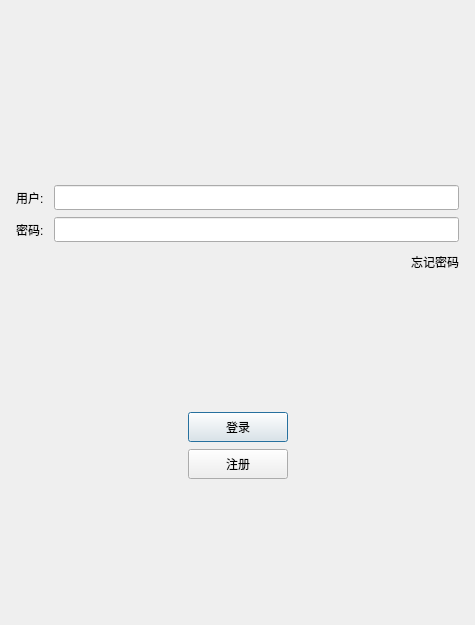
Qt form client/logindialog.ui (a2789551808-lgtm/chatprogram) before a commit.
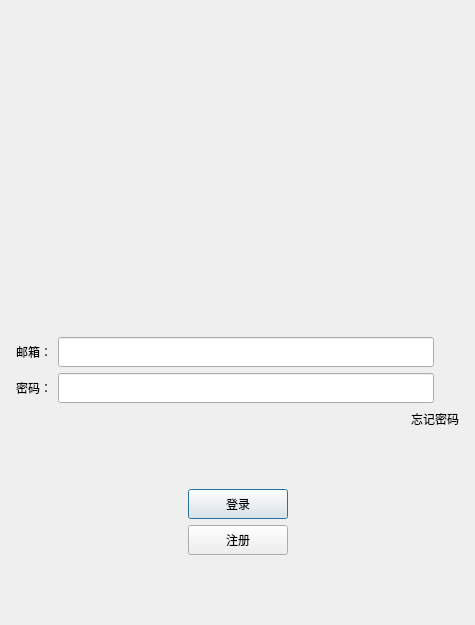
The same form after that commit. Icons and pictures are not drawn. Custom widgets are drawn as their Qt base class.

The edit to the form file:
```diff
--- a/client/logindialog.ui
+++ b/client/logindialog.ui
@@ -25,12 +25,9 @@
   <property name="windowTitle">
    <string>Dialog</string>
   </property>
-  <layout class="QVBoxLayout" name="verticalLayout_2">
+  <layout class="QVBoxLayout" name="verticalLayout_3">
    <item>
-    <layout class="QVBoxLayout" name="verticalLayout">
-     <property name="spacing">
-      <number>7</number>
-     </property>
+    <layout class="QVBoxLayout" name="verticalLayout_2">
      <property name="leftMargin">
       <number>5</number>
      </property>
@@ -44,10 +41,50 @@
       <number>5</number>
      </property>
      <item>
-      <widget class="QWidget" name="widget" native="true">
+      <widget class="QLabel" name="err_tip">
+       <property name="minimumSize">
+        <size>
+         <width>0</width>
+         <height>25</height>
+        </size>
+       </property>
+       <property name="maximumSize">
+        <size>
+         <width>16777215</width>
+         <height>25</height>
+        </size>
+       </property>
+       <property name="text">
+        <string/>
+       </property>
+       <property name="alignment">
+        <set>Qt::AlignCenter</set>
+       </property>
+      </widget>
+     </item>
+     <item>
+      <widget class="QWidget" name="head_widget" native="true">
+       <property name="minimumSize">
+        <size>
+         <width>200</width>
+         <height>230</height>
+        </size>
+       </property>
        <layout class="QGridLayout" name="gridLayout">
-        <item row="0" column="0">
-         <widget class="QLabel" name="label">
+        <item row="1" column="0">
+         <widget class="QLabel" name="head_label">
+          <property name="minimumSize">
+           <size>
+            <width>200</width>
+            <height>200</height>
+           </size>
+          </property>
+          <property name="maximumSize">
+           <size>
+            <width>200</width>
+            <height>200</height>
+           </size>
+          </property>
           <property name="text">
            <string/>
           </property>
@@ -63,7 +100,7 @@
       </widget>
      </item>
      <item>
-      <spacer name="verticalSpacer">
+      <spacer name="verticalSpacer_3">
        <property name="orientation">
         <enum>Qt::Vertical</enum>
        </property>
@@ -75,48 +112,6 @@
        </property>
       </spacer>
      </item>
-     <item>
-      <layout class="QHBoxLayout" name="horizontalLayout">
-       <property name="spacing">
-        <number>7</number>
-       </property>
-       <item>
-        <widget class="QLabel" name="user_lable">
-         <property name="minimumSize">
-          <size>
-           <width>0</width>
-           <height>25</height>
-          </size>
-         </property>
-         <property name="maximumSize">
-          <size>
-           <width>16777215</width>
-           <height>25</height>
-          </size>
-         </property>
-         <property name="text">
-          <string>用户: </string>
-         </property>
-        </widget>
-       </item>
-       <item>
-        <widget class="QLineEdit" name="user_edit">
-         <property name="minimumSize">
-          <size>
-           <width>0</width>
-           <height>25</height>
-          </size>
-         </property>
-         <property name="maximumSize">
-          <size>
-           <width>16777215</width>
-           <height>25</height>
-          </size>
-         </property>
-        </widget>
-       </item>
-      </layout>
-     </item>
      <item>
       <layout class="QHBoxLayout" name="horizontalLayout_2">
        <item>
@@ -134,31 +129,102 @@
           </size>
          </property>
          <property name="text">
-          <string>密码: </string>
+          <string>邮箱：</string>
          </property>
         </widget>
        </item>
        <item>
-        <widget class="QLineEdit" name="pass_edit">
+        <widget class="QLineEdit" name="email_edit">
          <property name="minimumSize">
           <size>
            <width>0</width>
-           <height>25</height>
+           <height>30</height>
           </size>
          </property>
          <property name="maximumSize">
           <size>
            <width>16777215</width>
-           <height>25</height>
+           <height>30</height>
           </size>
          </property>
         </widget>
        </item>
+       <item>
+        <spacer name="horizontalSpacer_6">
+         <property name="orientation">
+          <enum>Qt::Horizontal</enum>
+         </property>
+         <property name="sizeType">
+          <enum>QSizePolicy::Fixed</enum>
+         </property>
+         <property name="sizeHint" stdset="0">
+          <size>
+           <width>25</width>
+           <height>20</height>
+          </size>
+         </property>
+        </spacer>
+       </item>
       </layout>
      </item>
      <item>
       <layout class="QHBoxLayout" name="horizontalLayout_3">
        <item>
+        <widget class="QLabel" name="pass_label">
+         <property name="minimumSize">
+          <size>
+           <width>0</width>
+           <height>25</height>
+          </size>
+         </property>
+         <property name="maximumSize">
+          <size>
+           <width>16777215</width>
+           <height>25</height>
+          </size>
+         </property>
+         <property name="text">
+          <string>密码：</string>
+         </property>
+        </widget>
+       </item>
+       <item>
+        <widget class="QLineEdit" name="pass_edit">
+         <property name="minimumSize">
+          <size>
+           <width>0</width>
+           <height>30</height>
+          </size>
+         </property>
+         <property name="maximumSize">
+          <size>
+           <width>16777215</width>
+           <height>30</height>
+          </size>
+         </property>
+        </widget>
+       </item>
+       <item>
+        <spacer name="horizontalSpacer_7">
+         <property name="orientation">
+          <enum>Qt::Horizontal</enum>
+         </property>
+         <property name="sizeType">
+          <enum>QSizePolicy::Fixed</enum>
+         </property>
+         <property name="sizeHint" stdset="0">
+          <size>
+           <width>25</width>
+           <height>20</height>
+          </size>
+         </property>
+        </spacer>
+       </item>
+      </layout>
+     </item>
+     <item>
+      <layout class="QHBoxLayout" name="horizontalLayout_4">
+       <item>
         <spacer name="horizontalSpacer">
          <property name="orientation">
           <enum>Qt::Horizontal</enum>
@@ -173,18 +239,6 @@
        </item>
        <item>
         <widget class="ClickedLabel" name="forget_label">
-         <property name="minimumSize">
-          <size>
-           <width>0</width>
-           <height>25</height>
-          </size>
-         </property>
-         <property name="maximumSize">
-          <size>
-           <width>16777215</width>
-           <height>25</height>
-          </size>
-         </property>
          <property name="text">
           <string>忘记密码</string>
          </property>
@@ -206,7 +260,7 @@
       </spacer>
      </item>
      <item>
-      <layout class="QHBoxLayout" name="horizontalLayout_4">
+      <layout class="QHBoxLayout" name="horizontalLayout_5">
        <item>
         <spacer name="horizontalSpacer_2">
          <property name="orientation">
@@ -228,12 +282,6 @@
            <height>30</height>
           </size>
          </property>
-         <property name="maximumSize">
-          <size>
-           <width>100</width>
-           <height>30</height>
-          </size>
-         </property>
          <property name="text">
           <string>登录</string>
          </property>
@@ -255,9 +303,9 @@
       </layout>
      </item>
      <item>
-      <layout class="QHBoxLayout" name="horizontalLayout_7">
+      <layout class="QHBoxLayout" name="horizontalLayout_6">
        <item>
-        <spacer name="horizontalSpacer_5">
+        <spacer name="horizontalSpacer_4">
          <property name="orientation">
           <enum>Qt::Horizontal</enum>
          </property>
@@ -277,19 +325,13 @@
            <height>30</height>
           </size>
          </property>
-         <property name="maximumSize">
-          <size>
-           <width>100</width>
-           <height>30</height>
-          </size>
-         </property>
          <property name="text">
           <string>注册</string>
          </property>
         </widget>
        </item>
        <item>
-        <spacer name="horizontalSpacer_4">
+        <spacer name="horizontalSpacer_5">
          <property name="orientation">
           <enum>Qt::Horizontal</enum>
          </property>
@@ -304,7 +346,7 @@
       </layout>
      </item>
      <item>
-      <spacer name="verticalSpacer_3">
+      <spacer name="verticalSpacer">
        <property name="orientation">
         <enum>Qt::Vertical</enum>
        </property>
```
Left out of the diff: 12 changed lines with no effect on the pictures.
